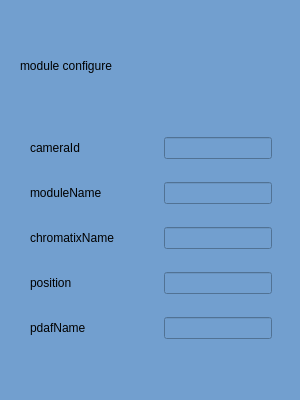
LiuQinHong/IHV-assistant, file module/moduleconfig.ui: the form before one commit.
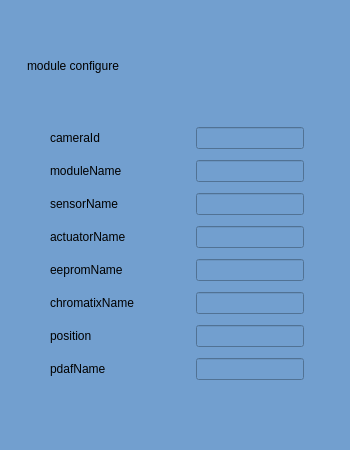
The form after the commit.

Diff of the .ui file:
```diff
--- a/module/moduleconfig.ui
+++ b/module/moduleconfig.ui
@@ -6,20 +6,20 @@
    <rect>
     <x>0</x>
     <y>0</y>
-    <width>300</width>
-    <height>400</height>
+    <width>350</width>
+    <height>450</height>
    </rect>
   </property>
   <property name="minimumSize">
    <size>
-    <width>300</width>
-    <height>400</height>
+    <width>350</width>
+    <height>450</height>
    </size>
   </property>
   <property name="maximumSize">
    <size>
-    <width>300</width>
-    <height>400</height>
+    <width>350</width>
+    <height>450</height>
    </size>
   </property>
   <property name="windowTitle">
@@ -31,9 +31,9 @@
   <widget class="QLabel" name="label">
    <property name="geometry">
     <rect>
-     <x>20</x>
+     <x>27</x>
      <y>40</y>
-     <width>271</width>
+     <width>301</width>
      <height>51</height>
     </rect>
    </property>
@@ -47,14 +47,14 @@
   <widget class="QWidget" name="">
    <property name="geometry">
     <rect>
-     <x>30</x>
-     <y>120</y>
-     <width>242</width>
-     <height>241</height>
+     <x>50</x>
+     <y>122</y>
+     <width>254</width>
+     <height>268</height>
     </rect>
    </property>
-   <layout class="QVBoxLayout" name="verticalLayout">
-    <item>
+   <layout class="QGridLayout" name="gridLayout">
+    <item row="0" column="0">
      <layout class="QHBoxLayout" name="horizontalLayout">
       <item>
        <widget class="QLabel" name="label_2">
@@ -81,7 +81,7 @@
       </item>
      </layout>
     </item>
-    <item>
+    <item row="1" column="0">
      <layout class="QHBoxLayout" name="horizontalLayout_2">
       <item>
        <widget class="QLabel" name="label_3">
@@ -108,7 +108,88 @@
       </item>
      </layout>
     </item>
-    <item>
+    <item row="2" column="0">
+     <layout class="QHBoxLayout" name="horizontalLayout_7">
+      <item>
+       <widget class="QLabel" name="label_8">
+        <property name="text">
+         <string>sensorName</string>
+        </property>
+       </widget>
+      </item>
+      <item>
+       <spacer name="horizontalSpacer_7">
+        <property name="orientation">
+         <enum>Qt::Horizontal</enum>
+        </property>
+        <property name="sizeHint" stdset="0">
+         <size>
+          <width>40</width>
+          <height>20</height>
+         </size>
+        </property>
+       </spacer>
+      </item>
+      <item>
+       <widget class="QLineEdit" name="le_sensorName"/>
+      </item>
+     </layout>
+    </item>
+    <item row="3" column="0">
+     <layout class="QHBoxLayout" name="horizontalLayout_8">
+      <item>
+       <widget class="QLabel" name="label_9">
+        <property name="text">
+         <string>actuatorName</string>
+        </property>
+       </widget>
+      </item>
+      <item>
+       <spacer name="horizontalSpacer_8">
+        <property name="orientation">
+         <enum>Qt::Horizontal</enum>
+        </property>
+        <property name="sizeHint" stdset="0">
+         <size>
+          <width>40</width>
+          <height>20</height>
+         </size>
+        </property>
+       </spacer>
+      </item>
+      <item>
+       <widget class="QLineEdit" name="le_actuatorName"/>
+      </item>
+     </layout>
+    </item>
+    <item row="4" column="0">
+     <layout class="QHBoxLayout" name="horizontalLayout_9">
+      <item>
+       <widget class="QLabel" name="label_10">
+        <property name="text">
+         <string>eepromName</string>
+        </property>
+       </widget>
+      </item>
+      <item>
+       <spacer name="horizontalSpacer_9">
+        <property name="orientation">
+         <enum>Qt::Horizontal</enum>
+        </property>
+        <property name="sizeHint" stdset="0">
+         <size>
+          <width>40</width>
+          <height>20</height>
+         </size>
+        </property>
+       </spacer>
+      </item>
+      <item>
+       <widget class="QLineEdit" name="le_eepromName"/>
+      </item>
+     </layout>
+    </item>
+    <item row="5" column="0">
      <layout class="QHBoxLayout" name="horizontalLayout_3">
       <item>
        <widget class="QLabel" name="label_4">
@@ -135,7 +216,7 @@
       </item>
      </layout>
     </item>
-    <item>
+    <item row="6" column="0">
      <layout class="QHBoxLayout" name="horizontalLayout_4">
       <item>
        <widget class="QLabel" name="label_5">
@@ -162,7 +243,7 @@
       </item>
      </layout>
     </item>
-    <item>
+    <item row="7" column="0">
      <layout class="QHBoxLayout" name="horizontalLayout_6">
       <item>
        <widget class="QLabel" name="label_7">
```
